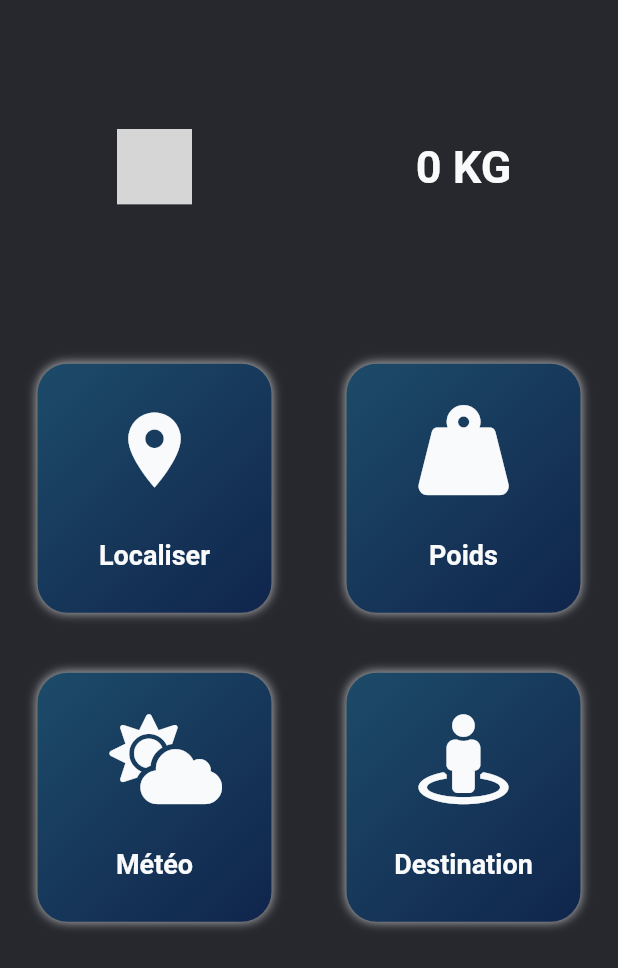
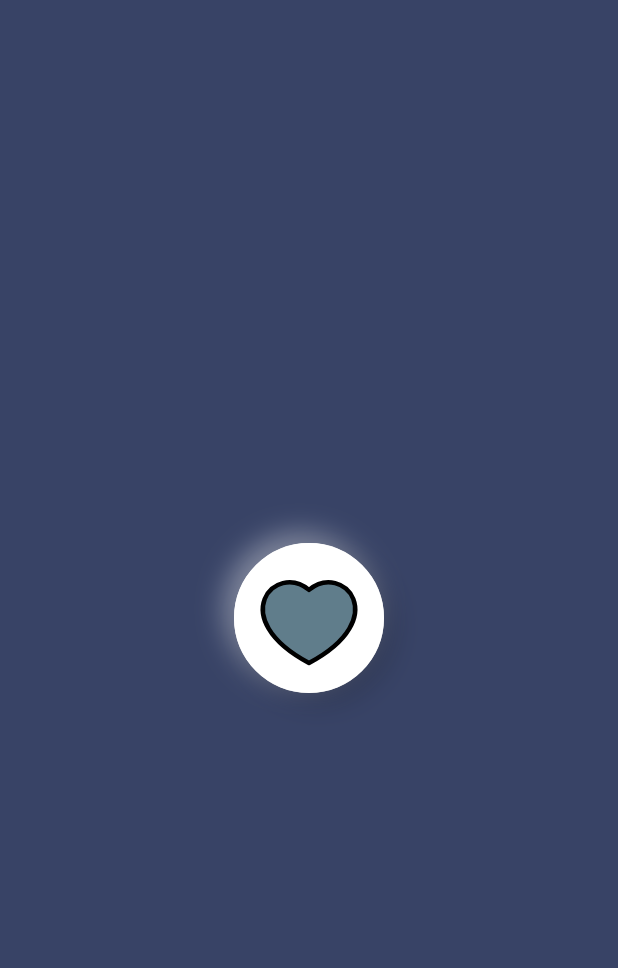
Before and after one commit to Victor-Dev77/SmartCaseFlutter, a Flutter app: the Home screen opened by its route, after a tap on "Localiser", on a phone screen of 412 x 824 dp. Shown: the top 968 px of the screen. Run offline on Flutter 3.47's test engine with Material 2 defaults, Android fonts, the phone set to English and light mode, and no system bars; our stand-ins replace cloud_firestore, firebase_auth, flutter_map, font_awesome_flutter, get, jiffy and 1 more; missing offline and left inert: mqtt_client, signal_strength_indicator, wifi_connector; accounts and stored records are empty; grey boxes are pictures that could not be loaded.

Commit message:
Localisation Animation

```diff
--- a/lib/components/features.dart
+++ b/lib/components/features.dart
@@ -2,7 +2,6 @@ import 'package:flutter/material.dart';
 import 'package:font_awesome_flutter/font_awesome_flutter.dart';
 import 'package:get/get.dart';
 import 'package:smartcaseflutter/components/feature_btn.dart';
-import 'package:smartcaseflutter/utils/functions.dart';
 
 import '../routes.dart';
 
@@ -37,16 +36,20 @@ class Features extends StatelessWidget {
         return FeatureBtn(
           title: dataBtn[index]["title"],
           icon: dataBtn[index]["icon"],
-          onTap: () {
-            if (index == 2)
-              Get.toNamed(Router.meteoRoute);
-            else if (index == 3)
-              Get.toNamed(Router.destinationRoute);
-            else
-              print("$index click");
-          },
+          onTap: () => _handleNav(index),
         );
       },
     );
   }
+
+  _handleNav(int index) {
+    if (index == 0)
+      Get.toNamed(Router.localisationRoute);
+    else if (index == 2)
+      Get.toNamed(Router.meteoRoute);
+    else if (index == 3)
+      Get.toNamed(Router.destinationRoute);
+    else
+      print("$index click");
+  }
 }
--- a/lib/components/last_info.dart
+++ b/lib/components/last_info.dart
@@ -2,7 +2,6 @@ import 'package:flutter/material.dart';
 import 'package:get/get.dart';
 import 'package:signal_strength_indicator/signal_strength_indicator.dart';
 import 'package:smartcaseflutter/controllers/mqtt_conttroller.dart';
-import 'package:smartcaseflutter/utils/functions.dart';
 
 class LastInfo extends StatelessWidget {
 
@@ -25,7 +24,7 @@ class LastInfo extends StatelessWidget {
           child: Center(
             child: SignalStrengthIndicator.bars(
               minValue: 0,
-              value: (90 - controller.wifiValue+10)*0.01,
+              value: (100 - controller.wifiValue) * 0.01,
               maxValue: 1,
               levels: {
                 0: Colors.red,
@@ -36,7 +35,6 @@ class LastInfo extends StatelessWidget {
               size: 50,
               barCount: 4,
               spacing: 0.5,
-              //activeColor: randomColor(),
             ),
           ),
         ),
--- /dev/null
+++ b/lib/components/scanner_localisation.dart
@@ -0,0 +1,190 @@
+import 'dart:async';
+
+import 'package:flutter/material.dart';
+import 'package:get/get.dart';
+import 'package:smartcaseflutter/controllers/mqtt_conttroller.dart';
+
+AnimationController scannerAnimationController;
+
+class ScannerLocalisation extends StatefulWidget {
+  @override
+  _ScannerLocalisationState createState() => _ScannerLocalisationState();
+}
+
+class _ScannerLocalisationState extends State<ScannerLocalisation>
+    with SingleTickerProviderStateMixin {
+  bool isScanning = true;
+
+  Animation<double> _scaleAnimation;
+  Animation<double> _widthAnimation;
+  Animation<double> _opacityAnimation;
+  Animation<Color> _colorAnimation;
+  Animation<double> _containerAnimation;
+  Timer _timerUpdateSignal;
+
+  @override
+  void initState() {
+    super.initState();
+    scannerAnimationController =
+        AnimationController(vsync: this, duration: Duration(milliseconds: 3000))
+          ..addListener(() {
+            setState(() {});
+          })
+          ..addStatusListener((status) {
+            if (status == AnimationStatus.completed) {
+              scannerAnimationController.repeat();
+            }
+          });
+    _scaleAnimation = Tween(begin: 100.0, end: 350.0).animate(scannerAnimationController);
+    _widthAnimation = Tween(begin: 2.5, end: 10.0).animate(scannerAnimationController);
+    _opacityAnimation = Tween(begin: 1.0, end: 0.1).animate(scannerAnimationController);
+    _colorAnimation =
+        ColorTween(begin: Colors.white, end: Colors.lightBlue[100]).animate(
+            CurvedAnimation(parent: scannerAnimationController, curve: Interval(0.0, 0.6)));
+    _containerAnimation = Tween(begin: 0.0, end: 100.0).animate(
+        CurvedAnimation(parent: scannerAnimationController, curve: Interval(0.6, 1.0)));
+   // scannerAnimationController.forward();
+    _timerUpdateSignal = Timer.periodic(Duration(seconds: 5), (_) => MQTTController.to.updateIntensity());
+
+  }
+
+  @override
+  void dispose() {
+    scannerAnimationController.dispose();
+    _timerUpdateSignal.cancel();
+    super.dispose();
+  }
+
+  @override
+  Widget build(BuildContext context) {
+    return Scaffold(
+      backgroundColor: Color(0xff384366),
+      body: Container(
+        height: double.infinity,
+        width: double.infinity,
+        child: Stack(
+          children: <Widget>[
+            Center(
+              child: FadeTransition(
+                opacity: _opacityAnimation,
+                child: Container(
+                  height: _scaleAnimation.value,
+                  width: _scaleAnimation.value,
+                  decoration: BoxDecoration(
+                      shape: BoxShape.circle,
+                      border: Border.all(
+                        color: Colors.white,
+                        width: _widthAnimation.value,
+                      )),
+                ),
+              ),
+            ),
+            Center(
+              child: Container(
+                height: 100.0,
+                width: 100.0,
+                decoration: BoxDecoration(
+                    shape: BoxShape.circle,
+                    color: _colorAnimation.value,
+                    boxShadow: [
+                      BoxShadow(
+                          color: Colors.white.withOpacity(0.4),
+                          offset: Offset(-6.0, -6.0),
+                          blurRadius: 16.0),
+                      BoxShadow(
+                          color: Colors.black.withOpacity(0.2),
+                          offset: Offset(6.0, 6.0),
+                          blurRadius: 16.0)
+                    ]),
+                child: Stack(
+                  children: <Widget>[
+                    Center(
+                      child: Container(
+                          height: _containerAnimation.value,
+                          width: _containerAnimation.value,
+                          decoration: BoxDecoration(
+                            shape: BoxShape.circle,
+                            color: Colors.white,
+                          )),
+                    ),
+                    Center(
+                      child: GetBuilder<MQTTController>(
+                        builder: (mqttController) {
+                          return Padding(
+                            padding: EdgeInsets.only(bottom: 15),
+                            child: SizedBox(
+                              width: 75,
+                              height: 75,
+                              child: CustomPaint(
+                                painter: _HeartPainter(
+                                  intensity: mqttController.intensityLocalisation,
+                                ),
+                              ),
+                            ),
+                          );
+                        },
+                      ),
+                    )
+                  ],
+                ),
+              ),
+            ),
+          ],
+        ),
+      ),
+    );
+  }
+}
+
+class _HeartPainter extends CustomPainter {
+  final int intensity; //0-4
+  _HeartPainter({@required this.intensity}) : assert(intensity != null);
+
+  @override
+  void paint(Canvas canvas, Size size) {
+    Paint paint = Paint();
+    paint
+      ..color = Colors.black
+      ..style = PaintingStyle.stroke
+      ..strokeCap = StrokeCap.round
+      ..strokeWidth = 3;
+
+    Paint paint1 = Paint();
+    paint1
+      ..color = _colorFromIntensity()
+      ..style = PaintingStyle.fill
+      ..strokeWidth = 0;
+
+    double width = size.width;
+    double height = size.height;
+
+    Path path = Path();
+    path.moveTo(0.5 * width, height * 0.35);
+    path.cubicTo(0.2 * width, height * 0.1, -0.25 * width, height * 0.6,
+        0.5 * width, height);
+    path.moveTo(0.5 * width, height * 0.35);
+    path.cubicTo(0.8 * width, height * 0.1, 1.25 * width, height * 0.6,
+        0.5 * width, height);
+
+    canvas.drawPath(path, paint1);
+    canvas.drawPath(path, paint);
+  }
+
+  Color _colorFromIntensity() {
+    if (intensity == 0)
+      return Colors.grey[700];
+    else if (intensity == 1)
+      return Colors.blueGrey;
+    else if (intensity == 2)
+      return Colors.yellow;
+    else if (intensity == 3)
+      return Colors.orange;
+    else if (intensity == 4 || intensity > 3) return Colors.red;
+    return Colors.blueGrey;
+  }
+
+  @override
+  bool shouldRepaint(_HeartPainter oldDelegate) {
+    return true;
+  }
+}
--- a/lib/controllers/destination_controller.dart
+++ b/lib/controllers/destination_controller.dart
@@ -5,7 +5,6 @@ import 'package:smartcaseflutter/models/destination.dart';
 import 'package:smartcaseflutter/repositorys/firebase_firestore_repository.dart';
 import 'package:latlong/latlong.dart';
 import 'package:smartcaseflutter/utils/date_handle.dart';
-import 'package:smartcaseflutter/utils/functions.dart';
 
 class DestinationController extends GetxController {
   static DestinationController get to => Get.put(DestinationController());
--- a/lib/controllers/mqtt_conttroller.dart
+++ b/lib/controllers/mqtt_conttroller.dart
@@ -1,4 +1,7 @@
+import 'dart:math';
+
 import 'package:get/get.dart';
+import 'package:smartcaseflutter/components/scanner_localisation.dart';
 
 class MQTTController extends GetxController {
 
@@ -7,10 +10,30 @@ class MQTTController extends GetxController {
   num _wifiValue = 0;
   num get wifiValue => this._wifiValue;
 
+  int _intensityLocalisation = 1;
+  int get intensityLocalisation => this._intensityLocalisation;
 
   updateWifiSignal(String payload) {
     _wifiValue = int.parse(payload).abs();
     update();
   }
 
+  updateIntensity() {
+    int value = 10 + Random().nextInt(91); // 10 a 90
+    print(value);
+    if (value < 25)
+      _intensityLocalisation = 4;
+    else if (value >= 25 && value < 50)
+      _intensityLocalisation = 3;
+    else if (value >= 50 && value < 75)
+      _intensityLocalisation = 2;
+    else if (value >= 75 && value < 90)
+      _intensityLocalisation = 1;
+    else if (value > 90)
+      _intensityLocalisation = 0;
+    update();
+    if (!scannerAnimationController.isAnimating)
+      scannerAnimationController.forward();
+  }
+
 }
--- a/lib/models/weather/weather_current.dart
+++ b/lib/models/weather/weather_current.dart
@@ -1,6 +1,5 @@
 import 'package:flutter/material.dart';
 import 'package:smartcaseflutter/utils/date_handle.dart';
-import 'package:smartcaseflutter/utils/functions.dart';
 
 class WeatherCurrent {
 
--- a/lib/routes.dart
+++ b/lib/routes.dart
@@ -1,5 +1,6 @@
 import 'package:smartcaseflutter/screens/destination_page.dart';
 import 'package:smartcaseflutter/screens/home.dart';
+import 'package:smartcaseflutter/screens/localisation_suitcase.dart';
 import 'package:smartcaseflutter/screens/login.dart';
 import 'package:smartcaseflutter/screens/sign_up.dart';
 import 'package:smartcaseflutter/screens/splashscreen.dart';
@@ -14,6 +15,7 @@ class Router {
   static const String signUpRoute = "/signup";
   static const String destinationRoute = "/home/destination";
   static const String meteoRoute = "/home/meteo";
+  static const String localisationRoute = "/home/localisation";
 
   static final routes = [
     GetPage(name: splashRoute, page: () => SplashScreen()),
@@ -22,5 +24,6 @@ class Router {
     GetPage(name: signUpRoute, page: () => SignUp()),
     GetPage(name: destinationRoute, page: () => DestinationPage()),
     GetPage(name: meteoRoute, page: () => WeatherPage()),
+    GetPage(name: localisationRoute, page: () => LocalisationPage()),
   ];
 }
--- /dev/null
+++ b/lib/screens/localisation_suitcase.dart
@@ -0,0 +1,49 @@
+import 'dart:async';
+import 'package:flutter/material.dart';
+import 'package:get/state_manager.dart';
+import 'package:smartcaseflutter/components/scanner_localisation.dart';
+import 'package:smartcaseflutter/controllers/mqtt_conttroller.dart';
+
+class LocalisationPage extends StatefulWidget {
+  @override
+  _LocalisationPageState createState() => _LocalisationPageState();
+}
+
+class _LocalisationPageState extends State<LocalisationPage> {
+  int intensity = 1;
+
+  @override
+  void initState() {
+    super.initState();
+  }
+
+  @override
+  Widget build(BuildContext context) {
+    return ScannerLocalisation();
+    /*return Scaffold(
+      backgroundColor: Color(0xff26282e),
+      body: Container(
+        child: Center(
+          child: Column(
+            mainAxisAlignment: MainAxisAlignment.center,
+            children: <Widget>[
+              GetBuilder<MQTTController>(
+                builder: (controller) {
+                  return SizedBox(
+                    width: 100,
+                    height: 100,
+                    child: CustomPaint(
+                      painter: _HeartPainter(
+                        intensity: controller.intensityLocalisation,
+                      ),
+                    ),
+                  );
+                },
+              ),
+            ],
+          ),
+        ),
+      ),
+    );*/
+  }
+}
--- a/lib/services/mqtt_client.dart
+++ b/lib/services/mqtt_client.dart
@@ -21,7 +21,7 @@ class MQTTService {
     client.onSubscribed = _onSubscribed;
 
     final connMess = MqttConnectMessage()
-        .withClientIdentifier('5ae8f88e13c14cc1b990bcae08a71bc2')
+        .withClientIdentifier('a041fdaa48d64d6694d93b469490733d')
         .keepAliveFor(20)
         .withWillTopic('wifi/death')
         .withWillMessage('Je suis mort FLUTTER')
--- a/lib/utils/date_handle.dart
+++ b/lib/utils/date_handle.dart
@@ -7,7 +7,6 @@ class DateHandle extends GetxController {
 
   @override
   void onInit() {
-    // TODO: implement onInit
     super.onInit();
     _initLocale();
   }
--- a/lib/utils/functions.dart
+++ b/lib/utils/functions.dart
@@ -1,6 +1,5 @@
 import 'dart:math';
 import 'package:flutter/material.dart';
-import 'package:jiffy/jiffy.dart';
 
 Color randomColor() => Color.fromARGB(
     255, Random().nextInt(255), Random().nextInt(255), Random().nextInt(255));
```
